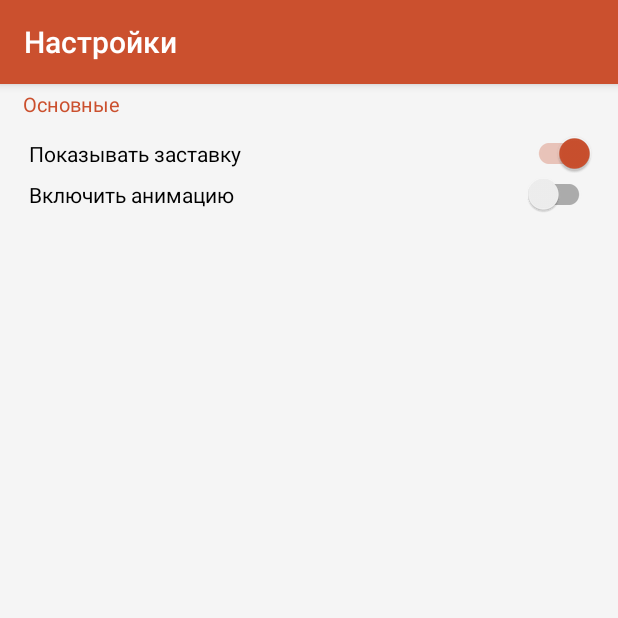
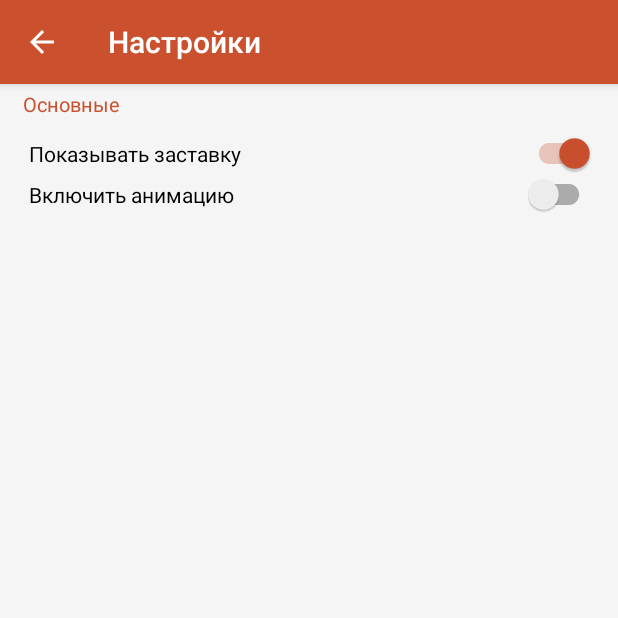
Before and after one commit to heckslam/DagTurism, an Android app: the SettingsActivity screen opened directly, with no data from a screen before it, on a phone screen of 412 x 824 dp, the top half of it. Run offline under Robolectric (Android 15) with nearby library versions, the phone set to English and light mode, and no system bars.

Commit message:
reworked settings

```diff
--- a/app/src/main/java/ru/devtron/dagturism/FilteredActivity.java
+++ b/app/src/main/java/ru/devtron/dagturism/FilteredActivity.java
@@ -45,8 +45,6 @@ public class FilteredActivity extends AppCompatActivity {
     private void getDataFromMainActivity() {
         cityOrTown = getIntent().getExtras().getString("cityOrTown");
         selectedRest = getIntent().getExtras().getString("selectedRest");
-
-
         Toast.makeText(this, "Поиск начался" + cityOrTown + "\nВид отдыха - " + selectedRest, Toast.LENGTH_SHORT).show();
 
     }
@@ -109,11 +107,9 @@ public class FilteredActivity extends AppCompatActivity {
      * В NavigationDrawer
      */
 
-
-
     public void openSettings () {
         Intent intent = new Intent(this, SettingsActivity.class);
-        startActivityForResult(intent, Constants.REQUEST_CODE_SETTINGS);
+        startActivity(intent);
     }
 
 }
--- a/app/src/main/java/ru/devtron/dagturism/SettingsActivity.java
+++ b/app/src/main/java/ru/devtron/dagturism/SettingsActivity.java
@@ -1,21 +1,14 @@
 package ru.devtron.dagturism;
 
-import android.app.FragmentManager;
-import android.content.Intent;
+
 import android.graphics.Color;
-import android.support.design.widget.NavigationView;
-import android.support.v4.widget.DrawerLayout;
-import android.support.v7.app.ActionBarDrawerToggle;
 import android.support.v7.app.AppCompatActivity;
 import android.os.Bundle;
 import android.support.v7.widget.SwitchCompat;
 import android.support.v7.widget.Toolbar;
 import android.util.Log;
 import android.view.MenuItem;
-import android.view.View;
 import android.widget.CompoundButton;
-import android.widget.Toast;
-import ru.devtron.dagturism.R;
 
 /**
  * Активность настроек приложения
@@ -26,65 +19,74 @@ import ru.devtron.dagturism.R;
  * since 0.0.2
  */
 
-public class SettingsActivity extends AppCompatActivity  {
+public class SettingsActivity extends AppCompatActivity implements CompoundButton.OnCheckedChangeListener {
      private SwitchCompat switchSplash, switchAnimation;
+
     PreferenceHelper preferenceHelper;
     private static final int LAYOUT = R.layout.activity_settings;
-    FragmentManager fragmentManager;
 
     private Toolbar toolbar;
 
 
-
-    // private DrawerLayout drawerLayout;
     @Override
     protected void onCreate(Bundle savedInstanceState) {
         setTheme(R.style.AppDefault);
         super.onCreate(savedInstanceState);
         setContentView(LAYOUT);
-        fragmentManager = getFragmentManager();
         initToolbar();
 
         switchSplash = (SwitchCompat) findViewById(R.id.switchSplash);
+        switchAnimation = (SwitchCompat) findViewById(R.id.switchAnimation);
+
         PreferenceHelper.getInstance().init(getApplicationContext());
         preferenceHelper = PreferenceHelper.getInstance();
 
-        if (preferenceHelper.getBoolean(PreferenceHelper.SPLASH_IS_VISIBLE)) {
-            switchSplash.setChecked(true);
-        }
-        else switchSplash.setChecked(false);
+
+        switchSplash.setChecked(preferenceHelper.getBoolean(PreferenceHelper.SPLASH_IS_VISIBLE));
+
+        switchSplash.setOnCheckedChangeListener(this);
+        switchAnimation.setOnCheckedChangeListener(this);
     }
 
-    public void onEnableSplash(View v) {
-        Intent intent = new Intent();
-        intent.putExtra("switchSplash", switchSplash.isClickable());
-        setResult(RESULT_OK, intent);
-        finish();
-    }
     private void initToolbar() {
         toolbar = (Toolbar) findViewById(R.id.toolbar);
         if (toolbar != null) {
             toolbar.setTitleTextColor(Color.WHITE);
             toolbar.setTitle(R.string.activity_settings_title);
-            /*toolbar.setNavigationIcon(R.drawable.ic_map_marker_radius_black_48dp);
-            toolbar.setNavigationOnClickListener(new View.OnClickListener() {
-                @Override
-                public void onClick(View v) {
-                    onBackPressed();
-                    /*Intent intent = new Intent(this, MainActivity.class);
-                    startActivity(intent);*/
-              /*  }
-            });*/
+
             setSupportActionBar(toolbar);
+
+
+        }
+
+        if (getSupportActionBar() != null)
+        {
+            getSupportActionBar().setDisplayHomeAsUpEnabled(true);
+            getSupportActionBar().setHomeAsUpIndicator(R.drawable.ic_arrow_back_white_24dp);
         }
     }
 
     @Override
-    public void onBackPressed() {
-        super.onBackPressed();
+    public boolean onOptionsItemSelected(MenuItem item) {
+        switch (item.getItemId()) {
+            case android.R.id.home:
+                this.finish();
+                return true;
+            default:
+                return super.onOptionsItemSelected(item);
+        }
+    }
 
-        Intent intent = new Intent(this, MainActivity.class);
-        startActivity(intent);
-        Log.i("onBackPressed", "нажата onBackPressed();");
+    @Override
+    public void onCheckedChanged(CompoundButton buttonView, boolean isChecked) {
+        switch (buttonView.getId()) {
+            case R.id.switchSplash:
+                switchSplash.setChecked(switchSplash.isChecked());
+                preferenceHelper.putBoolean(PreferenceHelper.SPLASH_IS_VISIBLE, switchSplash.isChecked());
+                break;
+            case R.id.switchAnimation:
+                Log.d("switch_compat", isChecked + " 2");
+                break;
+        }
     }
 }
--- a/app/src/main/res/layout/activity_settings.xml
+++ b/app/src/main/res/layout/activity_settings.xml
@@ -4,6 +4,7 @@
     android:layout_width="match_parent"
     android:layout_height="match_parent"
     android:id="@+id/content_frame">
+
     <android.support.v4.widget.DrawerLayout xmlns:android="http://schemas.android.com/apk/res/android"
         xmlns:app = "http://schemas.android.com/apk/res-auto"
         android:id="@+id/drawer_layout"
@@ -11,6 +12,7 @@
         android:layout_height="match_parent"
         android:background="@color/mainBackground"
         android:fitsSystemWindows="true">
+
 
         <android.support.design.widget.CoordinatorLayout
             android:layout_width="match_parent"
@@ -27,10 +29,11 @@
                     android:id="@+id/toolbar"
                     android:layout_width="match_parent"
                     android:layout_height="?attr/actionBarSize"
-                    android:background="@color/colorPrimary"
                     app:layout_scrollFlags="scroll|enterAlways"/>
 
             </android.support.design.widget.AppBarLayout>
+
+
             <RelativeLayout
                 android:layout_width="match_parent"
                 android:layout_height="match_parent"
@@ -55,8 +58,7 @@
                     android:layout_marginLeft="4dp"
                     android:textSize="14dp"
                     android:id="@+id/switchSplash"
-                    android:onClick="onEnableSplash"
-                    android:layout_below="@+id/textView3"></android.support.v7.widget.SwitchCompat>
+                    android:layout_below="@+id/textView3"/>
 
                 <android.support.v7.widget.SwitchCompat
                     android:layout_width="match_parent"
@@ -65,53 +67,12 @@
                     android:layout_marginLeft="4dp"
                     android:textSize="14dp"
                     android:id="@+id/switchAnimation"
-                    android:layout_below="@+id/switchSplash"></android.support.v7.widget.SwitchCompat>
+                    android:layout_below="@+id/switchSplash"/>
 
 
             </RelativeLayout>
         </android.support.design.widget.CoordinatorLayout>
 
-
-    </android.support.v4.widget.DrawerLayout>
+</android.support.v4.widget.DrawerLayout>
 
 </FrameLayout>
-<!---<?xml version="1.0" encoding="utf-8"?>
-<RelativeLayout xmlns:android="http://schemas.android.com/apk/res/android"
-    xmlns:tools="http://schemas.android.com/tools"
-    android:layout_width="match_parent"
-    android:layout_height="match_parent"
-    tools:context="ru.devtron.dagturism.SettingsActivity"
-    android:background="@color/white">
-    <RelativeLayout
-        android:layout_width="match_parent"
-        android:layout_height="match_parent"
-        android:layout_margin="15dp">
-        <TextView
-            android:layout_width="wrap_content"
-            android:layout_height="wrap_content"
-            android:text="@string/settings_title"
-            android:id="@+id/textView3"
-            android:textSize="20dp"
-            android:textColor="@color/colorAccent"
-            android:layout_marginBottom="10dp"
-            />
-        <android.support.v7.widget.SwitchCompat
-            android:layout_width="match_parent"
-            android:layout_height="wrap_content"
-            android:text="@string/enableSplash"
-            android:layout_marginLeft="4dp"
-            android:textSize="15dp"
-            android:id="@+id/switchSplash"
-            android:onClick="onEnableSplash"
-            android:layout_below="@+id/textView3"></android.support.v7.widget.SwitchCompat>
-
-        <android.support.v7.widget.SwitchCompat
-            android:layout_width="match_parent"
-            android:layout_height="wrap_content"
-            android:text="@string/enableAnimation"
-            android:layout_marginLeft="4dp"
-            android:textSize="15dp"
-            android:id="@+id/switchAnimation"
-            android:layout_below="@+id/switchSplash"></android.support.v7.widget.SwitchCompat>
-    </RelativeLayout>
-</RelativeLayout>-->
```
Also changed, not shown: app/src/main/java/ru/devtron/dagturism/MainActivity.java (+1 -93 lines), app/src/main/res/drawable-hdpi/ic_arrow_back_white_24dp.png (added), app/src/main/res/drawable-mdpi/ic_arrow_back_white_24dp.png (added), app/src/main/res/drawable-xhdpi/ic_arrow_back_white_24dp.png (added), app/src/main/res/drawable-xxhdpi/ic_arrow_back_white_24dp.png (added), app/src/main/res/drawable-xxxhdpi/ic_arrow_back_white_24dp.png (added).
